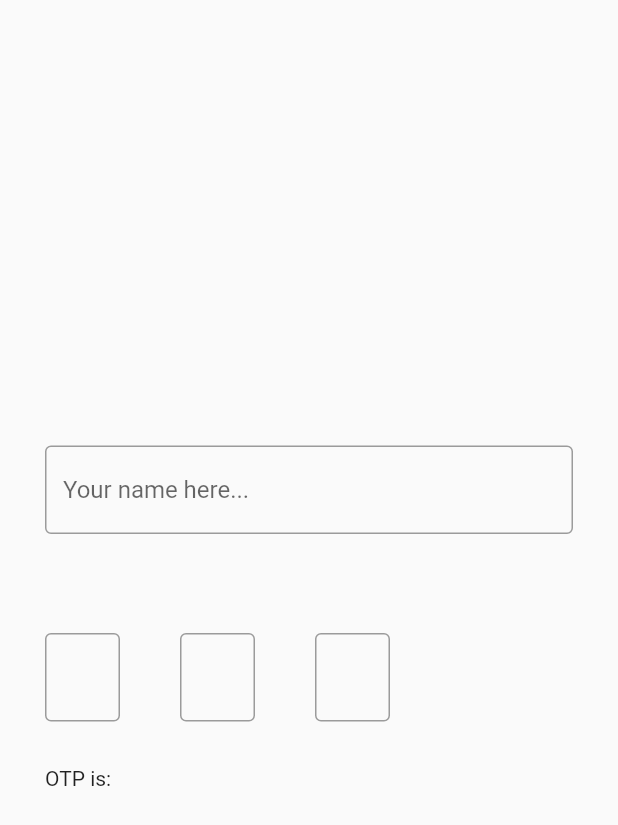
After one commit to Bharath-OS/Flutter_Forms, a Flutter app: the screen it shows after launch, after a tap on "Go to Text Fields Example Page", on a phone screen of 412 x 824 dp. The commit adds this screen. Shown: the top 825 px of the screen. Run offline on Flutter 3.47's test engine with Material 3 defaults, Android fonts, the phone set to English and light mode, and no system bars.

Commit message:
Added TextField

```diff
--- a/lib/main.dart
+++ b/lib/main.dart
@@ -2,6 +2,7 @@
 
 import 'package:flutter/material.dart';
 import 'package:week_10_flutter/sliders.dart';
+import 'package:week_10_flutter/textfiled.dart';
 import 'package:week_10_flutter/themes/themes.dart';
 
 main() => runApp(MyApp());
@@ -96,10 +97,54 @@ class HomePage extends StatelessWidget {
   @override
   Widget build(BuildContext context) {
     return Scaffold(
-      body: SafeArea(child:
-      Center(
-        child: ElevatedButton(onPressed: ()=>Navigator.push(context, MaterialPageRoute(builder: (ctx)=>SliderPage())), child: Text("Go to Slider Example Page")),
-      )),
+      body: SafeArea(
+        child: Center(
+          child: Column(
+            mainAxisAlignment: MainAxisAlignment.center,
+            children: [
+              ElevatedButton(
+                onPressed: () {
+                  Navigator.push(
+                    context,
+                    PageRouteBuilder(
+                      pageBuilder: (context, animation, secondaryAnimation) =>
+                          SliderPage(),
+                      transitionsBuilder:
+                          (context, animation, secondaryAnimation, child) {
+                            const begin = Offset(
+                              1.0,
+                              0.0,
+                            ); // Start from the right
+                            const end = Offset.zero; // End at the center
+                            const curve = Curves.easeInOut;
+
+                            var tween = Tween(
+                              begin: begin,
+                              end: end,
+                            ).chain(CurveTween(curve: curve));
+                            var offsetAnimation = animation.drive(tween);
+
+                            return SlideTransition(
+                              position: offsetAnimation,
+                              child: child,
+                            );
+                          },
+                    ),
+                  );
+                },
+                child: Text("Go to Slider Example Page"),
+              ),
+              ElevatedButton(
+                onPressed: () => Navigator.push(
+                  context,
+                  MaterialPageRoute(builder: (ctx) => FormScreen()),
+                ),
+                child: Text("Go to Text Fields Example Page"),
+              ),
+            ],
+          ),
+        ),
+      ),
     );
   }
 }
--- /dev/null
+++ b/lib/textfiled.dart
@@ -0,0 +1,146 @@
+import 'package:flutter/material.dart';
+
+class FormScreen extends StatefulWidget {
+  const FormScreen({super.key});
+
+  @override
+  State<FormScreen> createState() => _FormScreenState();
+}
+
+class _FormScreenState extends State<FormScreen> {
+  final _textFieldController = TextEditingController();
+  String name = "";
+  final focusnode1 = FocusNode();
+  final focusnode2 = FocusNode();
+  final focusnode3 = FocusNode();
+
+  final controller1 = TextEditingController();
+  final controller2 = TextEditingController();
+  final controller3 = TextEditingController();
+
+  @override
+  void initState(){
+    super.initState();
+    controller2.addListener((){
+      if(controller2.text.isEmpty && focusnode2.hasFocus){
+        FocusScope.of(context).requestFocus(focusnode1);
+      }
+    });
+
+    controller3.addListener((){
+      if(controller3.text.isEmpty && focusnode3.hasFocus){
+        FocusScope.of(context).requestFocus(focusnode2);
+      }
+    });
+  }
+
+  @override
+  Widget build(BuildContext context) {
+    return Scaffold(
+      body: SafeArea(
+        child: Padding(
+          padding: const EdgeInsets.all(30),
+          child: Center(
+            child: Column(
+              mainAxisAlignment: MainAxisAlignment.center,
+              children: [
+                SizedBox(
+                  child: Column(
+                    children: [
+                      TextField(
+                        enabled: true,
+                        cursorColor: Colors.red,
+                        keyboardType: TextInputType.number,
+                        controller: _textFieldController,
+                        onSubmitted: (value) => setState(() {
+                          name = value;
+                        }),
+                        decoration: InputDecoration(
+                          border: OutlineInputBorder(),
+                          hintText: "Your name here...",
+                        ),
+                      ),
+                      SizedBox(height: 20,),
+                      Text(name.isEmpty ? "" : "Hello, $name"),
+                    ],
+                  ),
+                ),
+
+                SizedBox(height: 30,),
+
+                //OTP example
+                SizedBox(
+                  child: Column(
+                    crossAxisAlignment: CrossAxisAlignment.start,
+                    children: [
+                      Row(
+                        spacing: 10,
+                        children: [
+                          SizedBox(
+                            width: 50,
+                            child: TextField(
+                              controller: controller1,
+                              textAlign: TextAlign.center,
+                              focusNode: focusnode1,
+                              maxLength: 1,
+                              decoration: InputDecoration(
+                                counterText: "",
+                                border: OutlineInputBorder(),
+                              ),
+                              onChanged: (value) {
+                                if (value.isNotEmpty) {
+                                  FocusScope.of(context).requestFocus(focusnode2);
+                                }
+                              },
+                            ),
+                          ),
+                          SizedBox(width: 20),
+                          SizedBox(
+                            width: 50,
+                            child: TextField(
+                              controller: controller2,
+                              textAlign: TextAlign.center,
+                              focusNode: focusnode2,
+                              maxLength: 1,
+                              decoration: InputDecoration(
+                                counterText: "",
+                                border: OutlineInputBorder(),
+                              ),
+                              onChanged: (value) {
+                                if (value.isNotEmpty) {
+                                  FocusScope.of(context).requestFocus(focusnode3);
+                                }
+                              }
+                            ),
+                          ),
+                          SizedBox(width: 20),
+                          SizedBox(
+                            width: 50,
+                            child: TextField(
+                              controller: controller3,
+                              textAlign: TextAlign.center,
+                              focusNode: focusnode3,
+                              maxLength: 1,
+                              decoration: InputDecoration(
+                                counterText: "",
+                                border: OutlineInputBorder(),
+                              ),
+                            ),
+                          ),
+                          SizedBox(width: 20),
+                        ],
+                      ),
+                      SizedBox(height: 30,),
+                      Text("OTP is: ${controller1.text+controller2.text+controller3.text}")
+                    ],
+                  ),
+
+                ),
+              ],
+            ),
+          ),
+        ),
+      ),
+    );
+  }
+}
```
